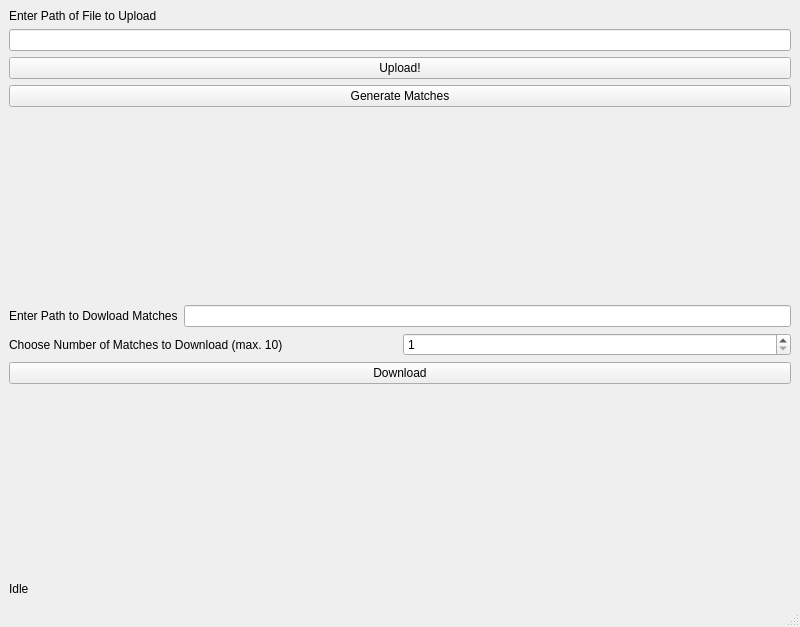
Before: the Qt Designer form mainWindow.ui in hoodakaushal/LungCAD, drawn with Qt 5.
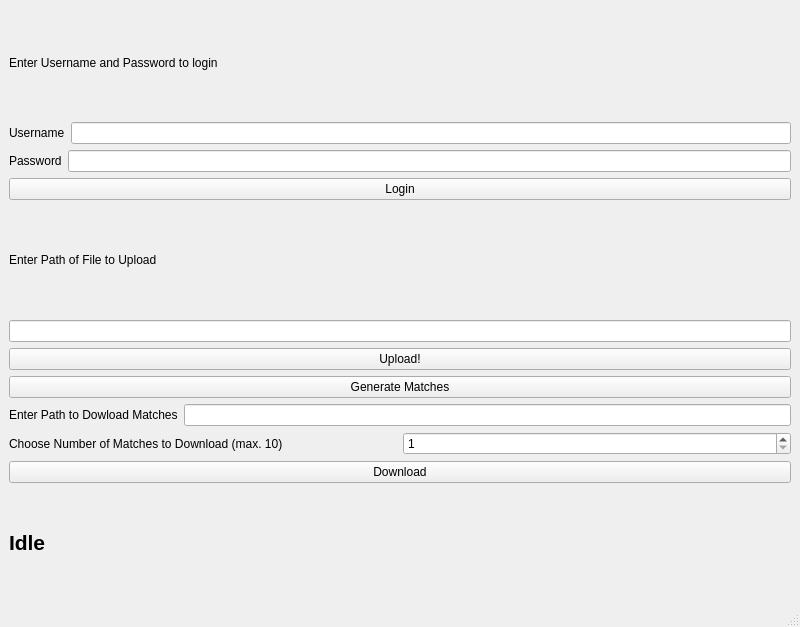
After: the same form once the commit is applied.

Commit message: Added login option.

```diff
--- a/mainWindow.ui
+++ b/mainWindow.ui
@@ -15,6 +15,52 @@
   </property>
   <widget class="QWidget" name="centralwidget">
    <layout class="QVBoxLayout" name="verticalLayout">
+    <item>
+     <widget class="QLabel" name="label_6">
+      <property name="text">
+       <string>Enter Username and Password to login</string>
+      </property>
+     </widget>
+    </item>
+    <item>
+     <layout class="QHBoxLayout" name="horizontalLayout_4">
+      <item>
+       <widget class="QLabel" name="label_5">
+        <property name="text">
+         <string>Username</string>
+        </property>
+       </widget>
+      </item>
+      <item>
+       <widget class="QLineEdit" name="userNameLineEdit"/>
+      </item>
+     </layout>
+    </item>
+    <item>
+     <layout class="QHBoxLayout" name="horizontalLayout_3">
+      <item>
+       <widget class="QLabel" name="label_4">
+        <property name="text">
+         <string>Password</string>
+        </property>
+       </widget>
+      </item>
+      <item>
+       <widget class="QLineEdit" name="passwordLineEdit">
+        <property name="echoMode">
+         <enum>QLineEdit::Password</enum>
+        </property>
+       </widget>
+      </item>
+     </layout>
+    </item>
+    <item>
+     <widget class="QPushButton" name="loginButton">
+      <property name="text">
+       <string>Login</string>
+      </property>
+     </widget>
+    </item>
     <item>
      <widget class="QLabel" name="label">
       <property name="text">
@@ -39,19 +85,6 @@
       </property>
      </widget>
     </item>
-    <item>
-     <spacer name="verticalSpacer">
-      <property name="orientation">
-       <enum>Qt::Vertical</enum>
-      </property>
-      <property name="sizeHint" stdset="0">
-       <size>
-        <width>20</width>
-        <height>152</height>
-       </size>
-      </property>
-     </spacer>
-    </item>
     <item>
      <layout class="QHBoxLayout" name="horizontalLayout_2">
       <item>
@@ -94,21 +127,15 @@
       </property>
      </widget>
     </item>
-    <item>
-     <spacer name="verticalSpacer_2">
-      <property name="orientation">
-       <enum>Qt::Vertical</enum>
-      </property>
-      <property name="sizeHint" stdset="0">
-       <size>
-        <width>20</width>
-        <height>153</height>
-       </size>
-      </property>
-     </spacer>
-    </item>
     <item>
      <widget class="QLabel" name="statusLabel">
+      <property name="font">
+       <font>
+        <pointsize>16</pointsize>
+        <weight>75</weight>
+        <bold>true</bold>
+       </font>
+      </property>
       <property name="text">
        <string>Idle</string>
       </property>
```
The commit also changes 5 other files.
